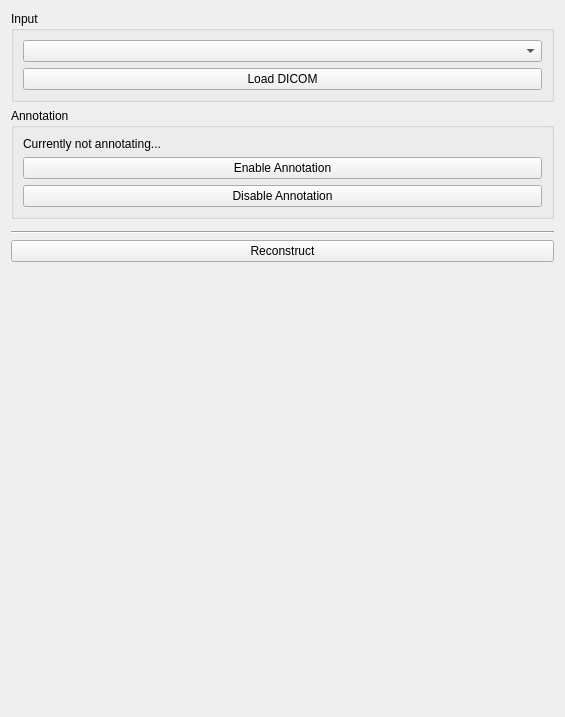
This is 3dslicer/TextExtension/TestExtension/Interface/Resources/UI/Interface.ui in DannyStruijk/Stenosis-Severity as Qt 5 draws it before an edit. The edited form follows.
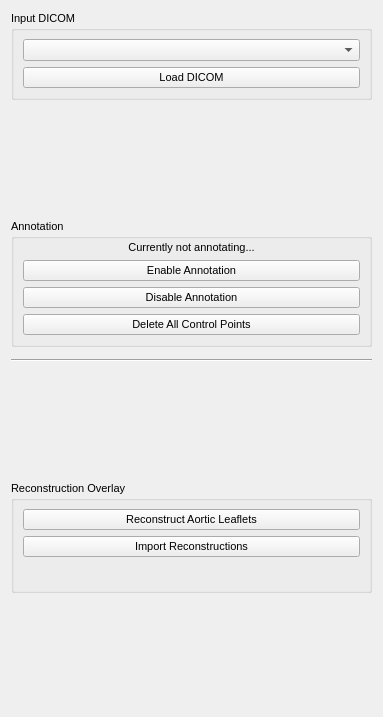
This is the edited form. Custom widgets are drawn as their Qt base class.

Commit message: Added Overlay Functionality

What changed in the file:
```diff
--- a/3dslicer/TextExtension/TestExtension/Interface/Resources/UI/Interface.ui
+++ b/3dslicer/TextExtension/TestExtension/Interface/Resources/UI/Interface.ui
@@ -6,15 +6,22 @@
    <rect>
     <x>0</x>
     <y>0</y>
-    <width>565</width>
+    <width>383</width>
     <height>717</height>
    </rect>
   </property>
   <layout class="QVBoxLayout" name="verticalLayout">
    <item>
     <widget class="QGroupBox" name="groupBox_2">
+     <property name="font">
+      <font>
+       <pointsize>8</pointsize>
+       <weight>50</weight>
+       <bold>false</bold>
+      </font>
+     </property>
      <property name="title">
-      <string>Input</string>
+      <string>Input DICOM</string>
      </property>
      <layout class="QVBoxLayout" name="verticalLayout_2">
       <item>
@@ -30,17 +37,44 @@
      </layout>
     </widget>
    </item>
+   <item>
+    <spacer name="verticalSpacer_3">
+     <property name="orientation">
+      <enum>Qt::Vertical</enum>
+     </property>
+     <property name="sizeHint" stdset="0">
+      <size>
+       <width>20</width>
+       <height>20</height>
+      </size>
+     </property>
+    </spacer>
+   </item>
    <item>
     <widget class="QGroupBox" name="groupBox">
+     <property name="font">
+      <font>
+       <pointsize>8</pointsize>
+      </font>
+     </property>
      <property name="title">
       <string>Annotation</string>
      </property>
      <layout class="QVBoxLayout" name="verticalLayout_3">
+      <property name="topMargin">
+       <number>3</number>
+      </property>
       <item>
        <widget class="QLabel" name="annotation_label">
         <property name="text">
          <string>Currently not annotating...</string>
         </property>
+        <property name="alignment">
+         <set>Qt::AlignCenter</set>
+        </property>
+        <property name="margin">
+         <number>3</number>
+        </property>
        </widget>
       </item>
       <item>
@@ -57,6 +91,13 @@
         </property>
        </widget>
       </item>
+      <item>
+       <widget class="QPushButton" name="deleteButton">
+        <property name="text">
+         <string>Delete All Control Points</string>
+        </property>
+       </widget>
+      </item>
      </layout>
     </widget>
    </item>
@@ -71,10 +112,63 @@
     </widget>
    </item>
    <item>
-    <widget class="QPushButton" name="reconstructButton">
-     <property name="text">
-      <string>Reconstruct</string>
+    <spacer name="verticalSpacer_2">
+     <property name="orientation">
+      <enum>Qt::Vertical</enum>
      </property>
+     <property name="sizeHint" stdset="0">
+      <size>
+       <width>20</width>
+       <height>20</height>
+      </size>
+     </property>
+    </spacer>
+   </item>
+   <item>
+    <widget class="QGroupBox" name="groupBox_3">
+     <property name="sizePolicy">
+      <sizepolicy hsizetype="Expanding" vsizetype="MinimumExpanding">
+       <horstretch>0</horstretch>
+       <verstretch>0</verstretch>
+      </sizepolicy>
+     </property>
+     <property name="font">
+      <font>
+       <pointsize>8</pointsize>
+      </font>
+     </property>
+     <property name="title">
+      <string>Reconstruction Overlay</string>
+     </property>
+     <layout class="QVBoxLayout" name="verticalLayout_4">
+      <item>
+       <widget class="QPushButton" name="reconstructButton">
+        <property name="text">
+         <string>Reconstruct Aortic Leaflets</string>
+        </property>
+       </widget>
+      </item>
+      <item>
+       <widget class="QPushButton" name="importButton">
+        <property name="text">
+         <string>Import Reconstructions</string>
+        </property>
+       </widget>
+      </item>
+      <item>
+       <widget class="qMRMLSegmentsTableView" name="SegmentsTableView">
+        <property name="sizePolicy">
+         <sizepolicy hsizetype="Preferred" vsizetype="Fixed">
+          <horstretch>0</horstretch>
+          <verstretch>0</verstretch>
+         </sizepolicy>
+        </property>
+       </widget>
+      </item>
+      <item>
+       <widget class="qMRMLSegmentationDisplayNodeWidget" name="SegmentationDisplayNodeWidget"/>
+      </item>
+     </layout>
     </widget>
    </item>
    <item>
@@ -110,6 +204,16 @@
    <extends>qSlicerWidget</extends>
    <header>qSlicerMarkupsPlaceWidget.h</header>
   </customwidget>
+  <customwidget>
+   <class>qMRMLSegmentsTableView</class>
+   <extends>qMRMLWidget</extends>
+   <header>qMRMLSegmentsTableView.h</header>
+  </customwidget>
+  <customwidget>
+   <class>qMRMLSegmentationDisplayNodeWidget</class>
+   <extends>qMRMLWidget</extends>
+   <header>qMRMLSegmentationDisplayNodeWidget.h</header>
+  </customwidget>
  </customwidgets>
  <resources/>
  <connections/>
```
The commit also changes 13 other files.
